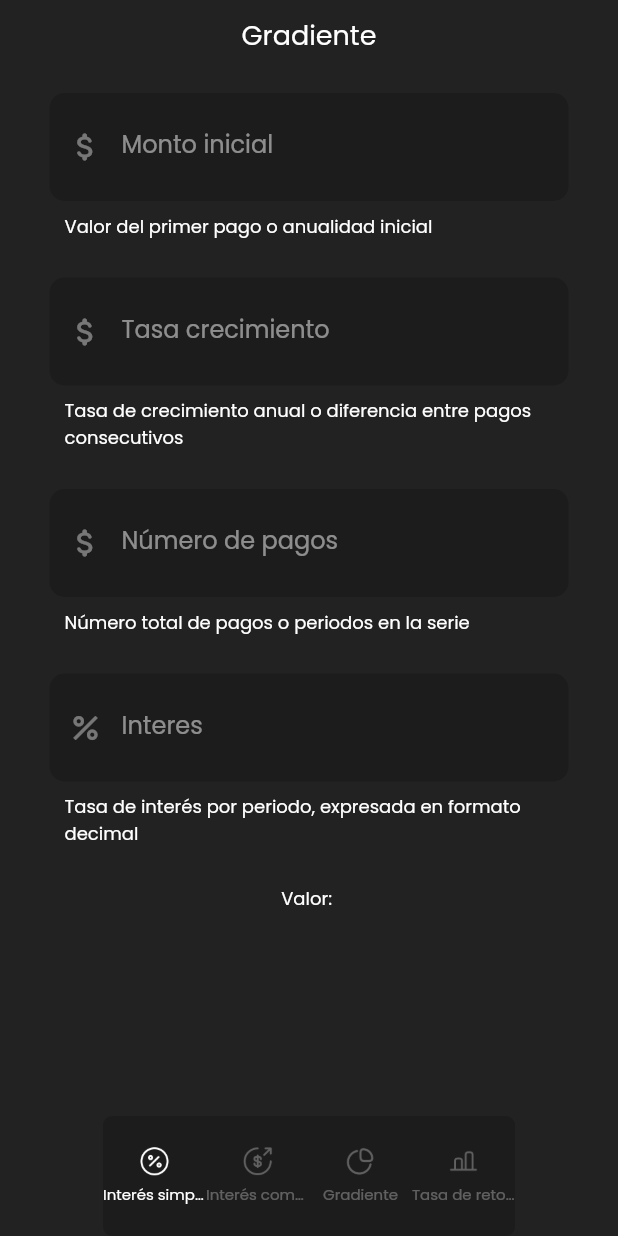
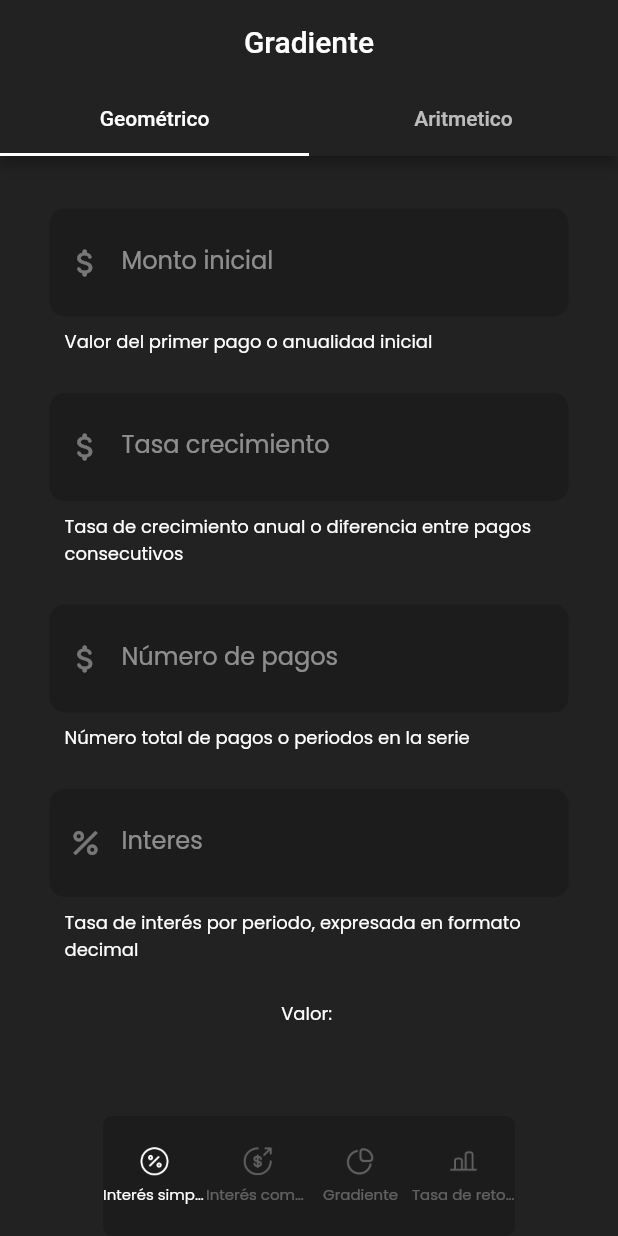
Before and after one commit to Ricarsur/Calculadora_IE, a Flutter app: the screen it shows after launch, swiped to page 3, on a phone screen of 412 x 824 dp. Run offline on Flutter 3.47's test engine with Material 2 defaults, Android fonts, the phone set to English and light mode, and no system bars; our stand-ins replace google_fonts, syncfusion_flutter_datepicker.

Commit message:
pageTabGradiente

```diff
--- /dev/null
+++ b/calculadora/lib/interface/pages/gradiente/home_gradientes.dart
@@ -0,0 +1,31 @@
+import 'gradiente.dart';
+import 'pages/gradiente_aritmetico.dart';
+
+class HomeGradiente extends StatelessWidget {
+  const HomeGradiente({super.key});
+
+  @override
+  Widget build(BuildContext context) {
+    return DefaultTabController(
+      length: 2,
+      child: Scaffold(
+        appBar: AppBar(
+          backgroundColor: AppColor.background,
+          title: const Center(child: Text('Gradiente')),
+          bottom: const TabBar(indicatorColor: Colors.white, tabs: [
+            Tab(
+              text: 'Geométrico',
+            ),
+            Tab(
+              text: 'Aritmetico',
+            )
+          ]),
+        ),
+        body: const TabBarView(children: [
+          GradienteAritmetico(),
+          Text('Hola'),
+        ]),
+      ),
+    );
+  }
+}
--- a/calculadora/lib/interface/pages/gradiente/gradiente_financiero.dart
+++ b/calculadora/lib/interface/pages/gradiente/pages/gradiente_aritmetico.dart
@@ -1,7 +1,7 @@
-import 'gradiente.dart';
+import '../gradiente.dart';
 
-class GradienteFinanciero extends StatelessWidget {
-  const GradienteFinanciero({super.key});
+class GradienteAritmetico extends StatelessWidget {
+  const GradienteAritmetico({super.key});
 
   @override
   Widget build(BuildContext context) {
@@ -17,7 +17,6 @@ class GradienteFinanciero extends StatelessWidget {
             Column(
               crossAxisAlignment: CrossAxisAlignment.center,
               children: [
-                const TitleGradient(),
                 const SizedBox(height: 25),
                 GroupInput(
                     montoController: montoController,
@@ -87,15 +86,3 @@ class GroupInput extends StatelessWidget {
     );
   }
 }
-
-class TitleGradient extends StatelessWidget {
-  const TitleGradient({
-    super.key,
-  });
-
-  @override
-  Widget build(BuildContext context) {
-    return Text("Gradiente",
-        style: GoogleFonts.poppins(color: AppColor.white, fontSize: 18));
-  }
-}
--- a/calculadora/lib/interface/pages/home_page.dart
+++ b/calculadora/lib/interface/pages/home_page.dart
@@ -1,4 +1,5 @@
 import 'package:calculadora/interface/pages/compuesto/interes_compuesto_page.dart';
+import 'package:calculadora/interface/pages/gradiente/home_gradientes.dart';
 import 'package:calculadora/interface/pages/tir/tasa_interes_retorno.dart';
 import 'package:calculadora/interface/widgets/textfield_widget.dart';
 import 'package:flutter/material.dart';
@@ -7,7 +8,6 @@ import 'package:google_fonts/google_fonts.dart';
 
 import '../../constants/color.dart';
 import '../widgets/bottom_menu_widget.dart';
-import 'gradiente/gradiente_financiero.dart';
 
 class HomePage extends StatefulWidget {
   const HomePage({super.key});
@@ -44,7 +44,7 @@ class _HomePageState extends State<HomePage> {
             child: PageView(
           physics: const NeverScrollableScrollPhysics(),
           controller: _pageController,
-          children: const [PageInteresSimple(), InteresCompuestoPage(), GradienteFinanciero(), Tir() ],
+          children: const [PageInteresSimple(), InteresCompuestoPage(), HomeGradiente(), Tir() ],
         )));
   }
 }
```
